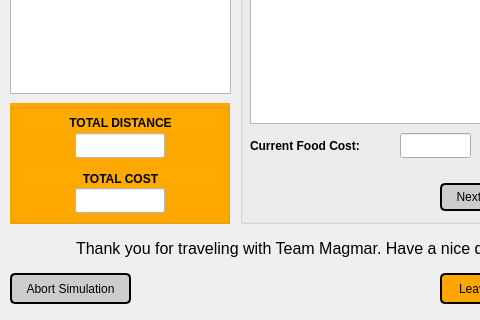
Qt form EuropeanVacation/ttravelsimulation.ui (brivero0/TeamMagmar) before a commit; both pictures show x 0 to 480 and y 277 to 597 of the 579 by 597 pixel window.
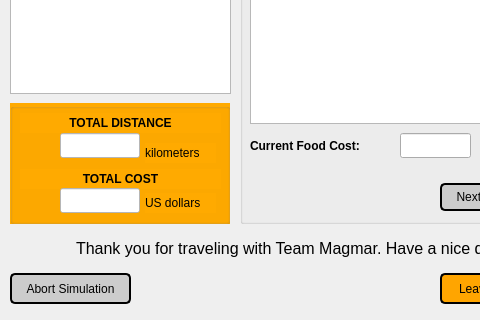
The same form after that commit.

The edit to the form file:
```diff
--- a/EuropeanVacation/ttravelsimulation.ui
+++ b/EuropeanVacation/ttravelsimulation.ui
@@ -301,9 +301,9 @@
    <widget class="QLineEdit" name="totalDistLine">
     <property name="geometry">
      <rect>
-      <x>65</x>
+      <x>50</x>
       <y>30</y>
-      <width>90</width>
+      <width>80</width>
       <height>25</height>
      </rect>
     </property>
@@ -348,9 +348,9 @@
    <widget class="QLineEdit" name="totalCostLine">
     <property name="geometry">
      <rect>
-      <x>65</x>
+      <x>50</x>
       <y>85</y>
-      <width>90</width>
+      <width>80</width>
       <height>25</height>
      </rect>
     </property>
@@ -369,6 +369,32 @@
      <bool>true</bool>
     </property>
    </widget>
+   <widget class="QLabel" name="label_2">
+    <property name="geometry">
+     <rect>
+      <x>135</x>
+      <y>40</y>
+      <width>71</width>
+      <height>20</height>
+     </rect>
+    </property>
+    <property name="text">
+     <string>kilometers</string>
+    </property>
+   </widget>
+   <widget class="QLabel" name="label_3">
+    <property name="geometry">
+     <rect>
+      <x>135</x>
+      <y>90</y>
+      <width>71</width>
+      <height>20</height>
+     </rect>
+    </property>
+    <property name="text">
+     <string>US dollars</string>
+    </property>
+   </widget>
   </widget>
  </widget>
  <resources/>
```
